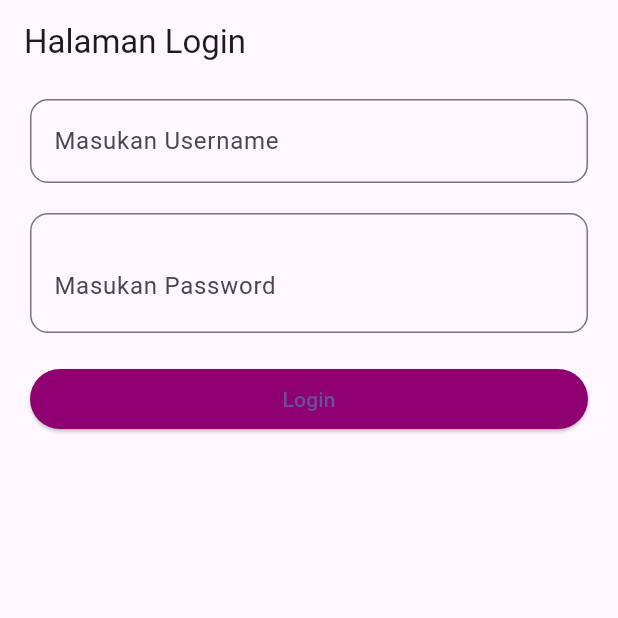
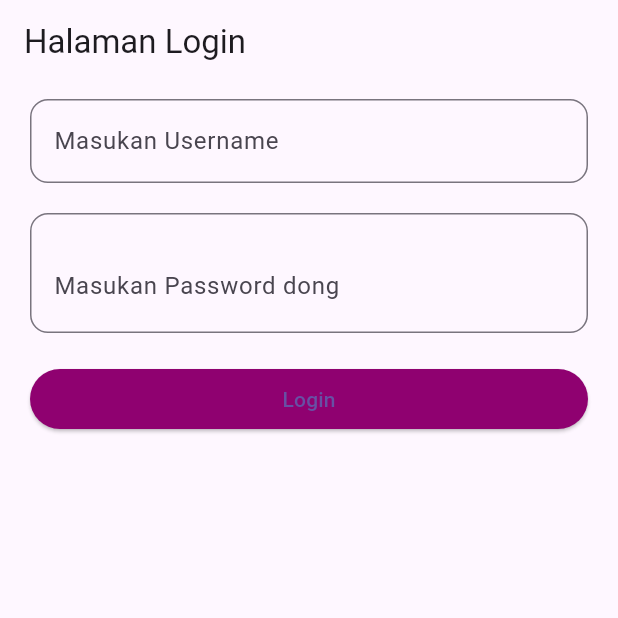
Before and after one commit to stvenlionel567/Tugas-2, a Flutter app: the screen it shows after launch, on a phone screen of 412 x 824 dp, the top half of it. Run offline on Flutter 3.47's test engine with Material 3 defaults, Android fonts, the phone set to English and light mode, and no system bars.

Commit message:
ganti text password

```diff
--- a/lib/Pages/loginPage.dart
+++ b/lib/Pages/loginPage.dart
@@ -62,7 +62,7 @@ class _LoginPageState extends State<LoginPage> {
               onPressed: () {},
               icon: Icon(Icons.remove_red_eye),
             ),
-            hintText: 'Masukan Password',
+            hintText: 'Masukan Password dong',
             border: OutlineInputBorder(
               borderRadius: BorderRadius.all(Radius.circular(12)),
               borderSide: BorderSide(width: 3, color: Colors.blue),
```
